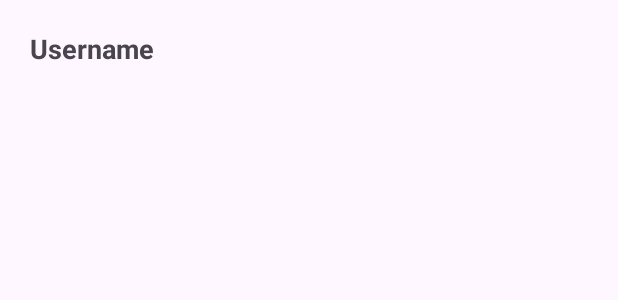
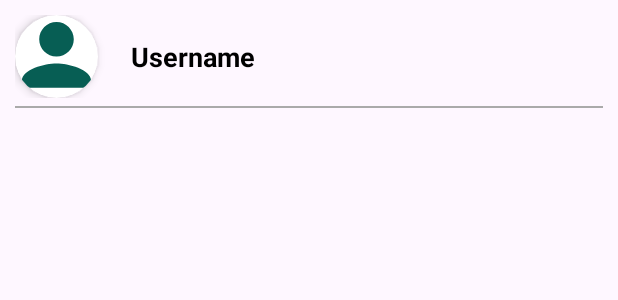
Before and after one commit to rosellerpelonia/whatsapp, an Android app: the layout item_chat.xml on its own in the app's theme, with its tools: preview values and no code run, on a phone screen of 412 x 824 dp. Shown: the top 300 px of the screen. Run offline under Robolectric (Android 15) with nearby library versions, the light colour scheme and no system bars.

Commit message:
add profile image inside the list

```diff
--- a/app/build.gradle
+++ b/app/build.gradle
@@ -38,7 +38,11 @@ dependencies {
     implementation libs.constraintlayout
     implementation libs.firebase.auth
     implementation libs.firebase.database
-    implementation 'com.google.android.material:material:1.4.0'
+    implementation libs.material.v140
+    implementation libs.firebase.storage
+    implementation libs.glide
+    annotationProcessor libs.compiler
+    implementation libs.cardview
     implementation platform(libs.firebase.bom)
     testImplementation libs.junit
     androidTestImplementation libs.ext.junit
--- /dev/null
+++ b/app/src/main/res/drawable/ic_profile_placeholder.xml
@@ -0,0 +1,11 @@
+<?xml version="1.0" encoding="utf-8"?>
+<vector xmlns:android="http://schemas.android.com/apk/res/android"
+    android:width="100dp"
+    android:height="100dp"
+    android:viewportWidth="24"
+    android:viewportHeight="24">
+    <path
+        android:fillColor="#075E54"
+        android:pathData="M12,12c2.76,0 5,-2.24 5,-5s-2.24,-5 -5,-5 -5,2.24 -5,5 2.24,5 5,5zm0,2c-3.33,0 -10,1.67 -10,5v2h20v-2c0,-3.33 -6.67,-5 -10,-5z"/>
+
+</vector>
--- a/app/src/main/res/layout/item_chat.xml
+++ b/app/src/main/res/layout/item_chat.xml
@@ -1,10 +1,35 @@
 <?xml version="1.0" encoding="utf-8"?>
 <LinearLayout xmlns:android="http://schemas.android.com/apk/res/android"
+    xmlns:app="http://schemas.android.com/apk/res-auto"
+    android:layout_width="match_parent"
+    android:layout_height="wrap_content"
+    android:orientation="vertical"
+    android:padding="10dp">
+
+    <LinearLayout
         android:layout_width="match_parent"
         android:layout_height="wrap_content"
         android:orientation="horizontal"
-    android:padding="10dp">
+        android:gravity="center_vertical">
 
+        <!-- Rounded Profile Image -->
+        <androidx.cardview.widget.CardView
+            android:layout_width="55dp"
+            android:layout_height="55dp"
+            android:layout_marginEnd="12dp"
+            app:cardCornerRadius="100dp"
+            app:cardElevation="4dp"
+            app:cardBackgroundColor="@android:color/white">
+
+            <ImageView
+                android:id="@+id/profileImage"
+                android:layout_width="match_parent"
+                android:layout_height="match_parent"
+                android:src="@drawable/ic_profile_placeholder"
+                android:scaleType="centerCrop"/>
+        </androidx.cardview.widget.CardView>
+
+        <!-- Username -->
         <TextView
             android:id="@+id/username"
             android:layout_width="wrap_content"
@@ -12,5 +37,15 @@
             android:text="Username"
             android:textSize="18sp"
             android:textStyle="bold"
+            android:textColor="@android:color/black"
             android:padding="10dp"/>
     </LinearLayout>
+
+    <!-- Separator Line -->
+    <!-- Separator Line -->
+    <View
+        android:layout_width="match_parent"
+        android:layout_height="1dp"
+        android:background="@android:color/darker_gray"
+        android:layout_marginTop="5dp"/>
+</LinearLayout>
```
Also changed, not shown: app/src/main/java/com/example/myapplication/adapters/ChatsAdapter.java (+15 -1 lines), app/src/main/java/com/example/myapplication/model/User.java (+12 -1 lines), gradle/libs.versions.toml (+9 -0 lines). Lines whose indentation alone changed are shown as unchanged.
